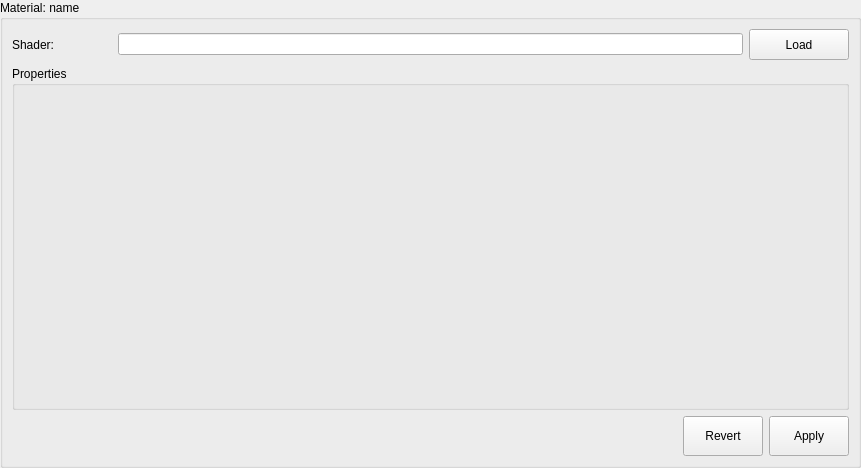
This is Editor/Sources/PropertyViews/MaterialView.ui in maxon887/Cross as Qt 5 draws it before an edit. The edited form follows.
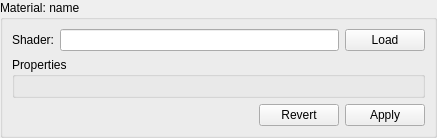
This is the edited form. Custom widgets are drawn as their Qt base class.

The edit to the form file:
```diff
--- a/Editor/Sources/PropertyViews/MaterialView.ui
+++ b/Editor/Sources/PropertyViews/MaterialView.ui
@@ -6,8 +6,8 @@
    <rect>
     <x>0</x>
     <y>0</y>
-    <width>861</width>
-    <height>468</height>
+    <width>437</width>
+    <height>128</height>
    </rect>
   </property>
   <property name="windowTitle">
@@ -42,12 +42,6 @@
        <layout class="QHBoxLayout" name="shaderLayout">
         <item>
          <widget class="QLabel" name="shaderLabel">
-          <property name="minimumSize">
-           <size>
-            <width>100</width>
-            <height>0</height>
-           </size>
-          </property>
           <property name="text">
            <string>Shader:</string>
           </property>
@@ -58,18 +52,6 @@
         </item>
         <item>
          <widget class="QPushButton" name="loadBtn">
-          <property name="minimumSize">
-           <size>
-            <width>100</width>
-            <height>31</height>
-           </size>
-          </property>
-          <property name="maximumSize">
-           <size>
-            <width>100</width>
-            <height>31</height>
-           </size>
-          </property>
           <property name="text">
            <string>Load</string>
           </property>
```
